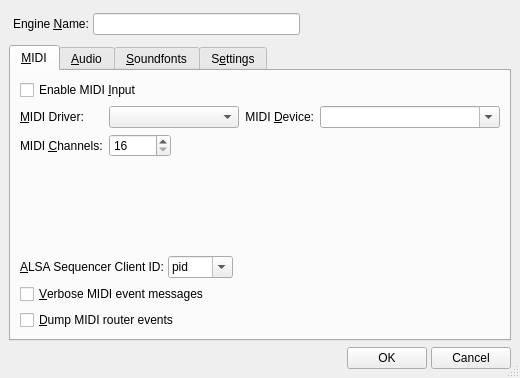
Above: src/qsynthSetupForm.ui from rncbc/qsynth before the change. Below: the same form after it.
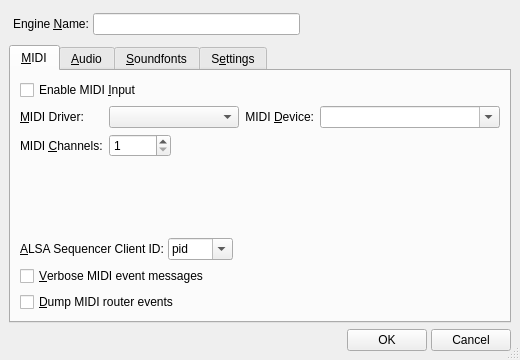
That is the form after the change. Icons and pictures are not drawn.

Patch:
```diff
--- a/src/qsynthSetupForm.ui
+++ b/src/qsynthSetupForm.ui
@@ -26,7 +26,7 @@
     <x>0</x>
     <y>0</y>
     <width>520</width>
-    <height>378</height>
+    <height>360</height>
    </rect>
   </property>
   <property name="windowTitle" >
@@ -285,7 +285,7 @@
           <number>256</number>
          </property>
          <property name="minimum" >
-          <number>16</number>
+          <number>1</number>
          </property>
          <property name="singleStep" >
           <number>16</number>
```
Left out of the diff: 4 changed lines with no effect on the pictures.
